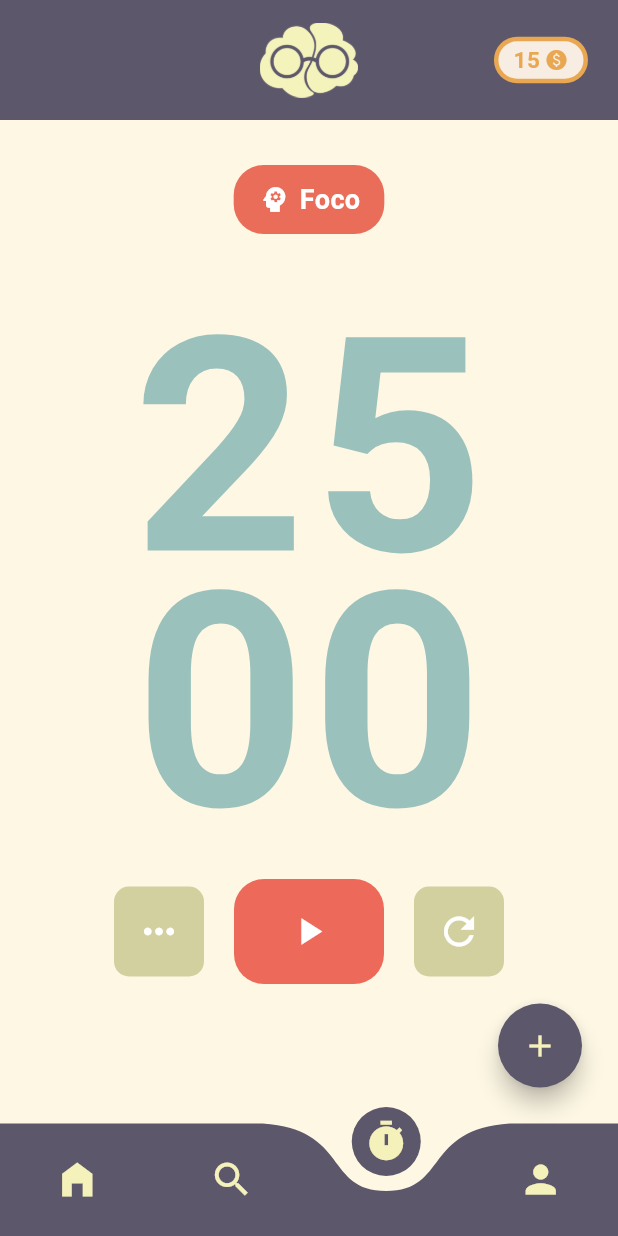
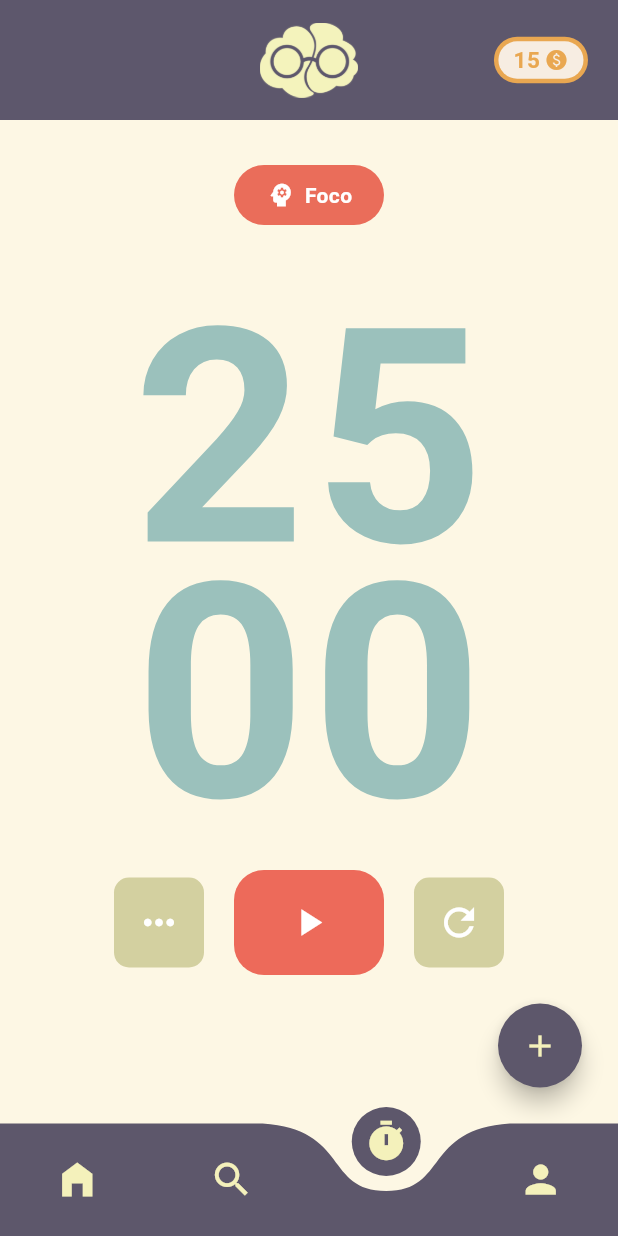
Before and after one commit to BexTheFrog/Ebbie, a Flutter app: the screen it shows after launch, item 3 of the bottom bar chosen, on a phone screen of 412 x 824 dp. Run offline on Flutter 3.47's test engine with Material 3 defaults, Android fonts, the light colour scheme and no system bars; drawn by our look-alikes of curved_navigation_bar, flutter_speed_dial.

Commit message:
funcionalidade pomodoro criada

```diff
--- a/lib/pages/pomodoro_page.dart
+++ b/lib/pages/pomodoro_page.dart
@@ -1,3 +1,4 @@
+import 'dart:async';
 import 'package:flutter/material.dart';
 
 void main() {
@@ -16,6 +17,8 @@ class PomodoroApp extends StatelessWidget {
   }
 }
 
+enum PomodoroMode { foco, pausaCurta, pausaLonga }
+
 class PomodoroPage extends StatefulWidget {
   const PomodoroPage({super.key});
 
@@ -24,6 +27,60 @@ class PomodoroPage extends StatefulWidget {
 }
 
 class _PomodoroPageState extends State<PomodoroPage> {
+  PomodoroMode currentMode = PomodoroMode.foco;
+  int totalSeconds = 25 * 60;
+  int remainingSeconds = 25 * 60;
+  Timer? timer;
+  bool isRunning = false;
+
+  void startTimer() {
+    if (timer != null && timer!.isActive) return;
+
+    setState(() => isRunning = true);
+
+    timer = Timer.periodic(const Duration(seconds: 1), (_) {
+      if (remainingSeconds > 0) {
+        setState(() => remainingSeconds--);
+      } else {
+        timer?.cancel();
+        setState(() => isRunning = false);
+      }
+    });
+  }
+
+  void pauseTimer() {
+    timer?.cancel();
+    setState(() => isRunning = false);
+  }
+
+  void resetTimer() {
+    timer?.cancel();
+    setState(() {
+      remainingSeconds = totalSeconds;
+      isRunning = false;
+    });
+  }
+
+  void nextMode() {
+    setState(() {
+      if (currentMode == PomodoroMode.foco) {
+        currentMode = PomodoroMode.pausaCurta;
+        totalSeconds = 5 * 60;
+      } else if (currentMode == PomodoroMode.pausaCurta) {
+        currentMode = PomodoroMode.pausaLonga;
+        totalSeconds = 15 * 60;
+      } else {
+        currentMode = PomodoroMode.foco;
+        totalSeconds = 25 * 60;
+      }
+      remainingSeconds = totalSeconds;
+      isRunning = false;
+      timer?.cancel();
+    });
+  }
+
+  String get minutes => (remainingSeconds ~/ 60).toString().padLeft(2, "0");
+  String get seconds => (remainingSeconds % 60).toString().padLeft(2, "0");
 
   @override
   Widget build(BuildContext context) {
@@ -86,28 +143,51 @@ class _PomodoroPageState extends State<PomodoroPage> {
         mainAxisAlignment: MainAxisAlignment.start,
         children: [
           const SizedBox(height: 30),
-          Container(
-            padding: const EdgeInsets.symmetric(horizontal: 16, vertical: 10),
+
+
+          GestureDetector(
+            onTap: nextMode,
+            child: Container(
+              width: currentMode == PomodoroMode.foco ? 100 : 150,
+              padding: const EdgeInsets.symmetric(horizontal: 20, vertical: 10),
               decoration: BoxDecoration(
-              color: const Color(0xFFEA6D5A),
-              borderRadius: BorderRadius.circular(20),
+                color: currentMode == PomodoroMode.foco
+                    ? const Color(0xFFEA6D5A)
+                    : currentMode == PomodoroMode.pausaCurta
+                        ? const Color(0xFFD3D0A0)
+                        : const Color(0xFF9BC1BC),
+                borderRadius: BorderRadius.circular(30),
               ),
               child: Row(
-              mainAxisSize: MainAxisSize.min,
-              children: const [
-                Icon(Icons.psychology, color: Colors.white, size: 22),
-                SizedBox(width: 6),
+                mainAxisAlignment: MainAxisAlignment.center,
+                children: [
+                  Icon(
+                    currentMode == PomodoroMode.foco
+                        ? Icons.psychology
+                        : currentMode == PomodoroMode.pausaCurta
+                            ? Icons.local_cafe
+                            : Icons.coffee,
+                    color: Colors.white,
+                    size: 20,
+                  ),
+                  const SizedBox(width: 6),
                   Text(
-                  'Foco',
-                  style: TextStyle(
+                    currentMode == PomodoroMode.foco
+                        ? "Foco"
+                        : currentMode == PomodoroMode.pausaCurta
+                            ? "Pausa Curta"
+                            : "Pausa Longa",
+                    style: const TextStyle(
                       color: Colors.white,
                       fontWeight: FontWeight.bold,
-                    fontSize: 18,
                     ),
                   ),
                 ],
               ),
             ),
+          ),
+
+
           Column(
             children: [
               SizedBox(
@@ -118,7 +198,7 @@ class _PomodoroPageState extends State<PomodoroPage> {
                     FittedBox(
                       fit: BoxFit.scaleDown,
                       child: Text(
-                        "25",
+                        minutes,
                         style: const TextStyle(
                           fontSize: 200,
                           color: Color.fromRGBO(155, 193, 188, 1),
@@ -132,7 +212,7 @@ class _PomodoroPageState extends State<PomodoroPage> {
                       child: FittedBox(
                         fit: BoxFit.scaleDown,
                         child: Text(
-                          "00",
+                          seconds,
                           style: const TextStyle(
                             fontSize: 200,
                             color: Color.fromRGBO(155, 193, 188, 1),
@@ -147,11 +227,12 @@ class _PomodoroPageState extends State<PomodoroPage> {
               ),
             ],
           ),
-          SizedBox(height: 40),
+
+          const SizedBox(height: 40),
+
           Row(
             mainAxisAlignment: MainAxisAlignment.center,
             children: [
-
               Container(
                 decoration: BoxDecoration(
                   color: const Color(0xFFD3D0A0),
@@ -159,14 +240,11 @@ class _PomodoroPageState extends State<PomodoroPage> {
                 ),
                 height: 60,
                 width: 60,
-                child: const Icon(
-                  Icons.more_horiz,
-                  color: Colors.white,
-                  size: 30,
-                ),
+                child: const Icon(Icons.more_horiz, color: Colors.white, size: 30),
               ),
               const SizedBox(width: 20),
               GestureDetector(
+                onTap: () => isRunning ? pauseTimer() : startTimer(),
                 child: Container(
                   decoration: BoxDecoration(
                     color: const Color(0xFFED6A5A),
@@ -175,7 +253,7 @@ class _PomodoroPageState extends State<PomodoroPage> {
                   height: 70,
                   width: 100,
                   child: Icon(
-                    Icons.play_arrow,
+                    isRunning ? Icons.pause : Icons.play_arrow,
                     color: Colors.white,
                     size: 30,
                   ),
@@ -183,6 +261,7 @@ class _PomodoroPageState extends State<PomodoroPage> {
               ),
               const SizedBox(width: 20),
               GestureDetector(
+                onTap: resetTimer,
                 child: Container(
                   decoration: BoxDecoration(
                     color: const Color(0xFFD3D0A0),
@@ -190,11 +269,7 @@ class _PomodoroPageState extends State<PomodoroPage> {
                   ),
                   height: 60,
                   width: 60,
-                  child: const Icon(
-                    Icons.refresh,
-                    color: Colors.white,
-                    size: 30,
-                  ),
+                  child: const Icon(Icons.refresh, color: Colors.white, size: 30),
                 ),
               ),
             ],
```
Lines whose indentation alone changed are shown as unchanged.
